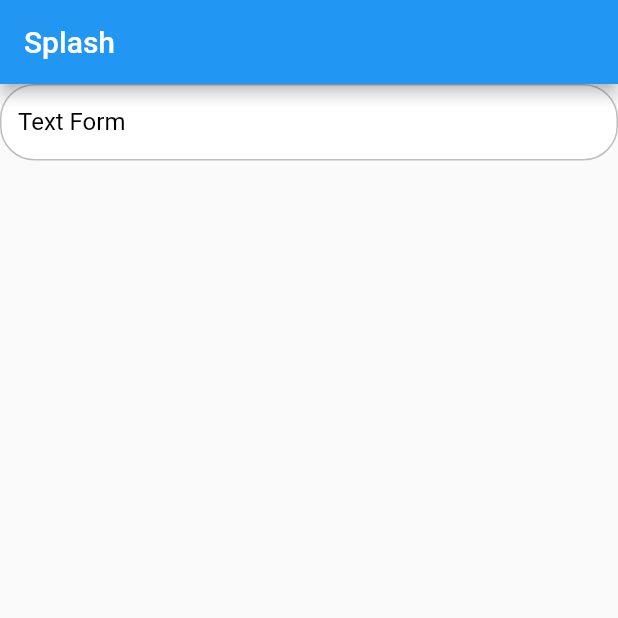
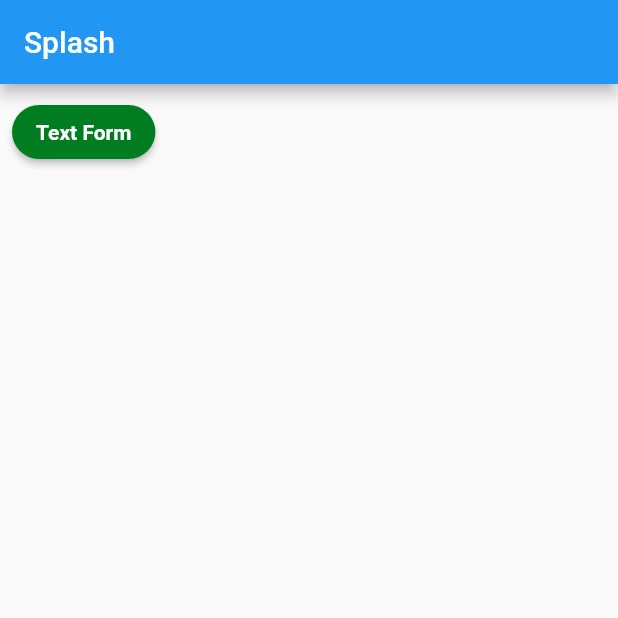
Before and after one commit to arielsardinha/vakinha_burger_flutter, a Flutter app: the screen it shows after launch, on a phone screen of 412 x 824 dp, the top half of it. Run offline on Flutter 3.47's test engine with Material 2 defaults, Android fonts, the phone set to English and light mode, and no system bars; our stand-ins replace get; Roboto replaces fonts that are missing (mplus1).

Commit message:
componente de vkbutton criado

```diff
--- /dev/null
+++ b/lib/app/core/ui/widgets/vakinha_button.dart
@@ -0,0 +1,39 @@
+import 'package:flutter/material.dart';
+
+class VkButton extends StatelessWidget {
+  final VoidCallback onPressed;
+  final String label;
+  final double? whidth;
+  final double? height;
+  final Color? color;
+  const VkButton({
+    Key? key,
+    required this.onPressed,
+    required this.label,
+    this.whidth,
+    this.height,
+    this.color,
+  }) : super(key: key);
+
+  @override
+  Widget build(BuildContext context) {
+    return SizedBox(
+      width: whidth,
+      height: height,
+      child: ElevatedButton(
+        onPressed: onPressed,
+        child: Text(
+          label,
+          style: const TextStyle(
+            fontSize: 14,
+            fontWeight: FontWeight.bold,
+          ),
+        ),
+        style: ElevatedButton.styleFrom(
+          shape: const StadiumBorder(),
+          primary: color,
+        ),
+      ),
+    );
+  }
+}
--- a/lib/app/core/ui/widgets/vakinha_textFormFild.dart
+++ b/lib/app/core/ui/widgets/vakinha_textFormFild.dart
@@ -7,7 +7,7 @@ class VkTextFormField extends StatelessWidget {
   final bool obscureTtext;
   final FormFieldValidator<String>? validator;
   final ValueChanged<String>? onChange;
-  VkTextFormField({
+  const VkTextFormField({
     Key? key,
     required this.label,
     this.obscureTtext = false,
--- a/lib/app/modules/splash/splash_page.dart
+++ b/lib/app/modules/splash/splash_page.dart
@@ -1,4 +1,5 @@
 import 'package:flutter/material.dart';
+import 'package:vakinha_burger_mobile/app/core/ui/widgets/vakinha_button.dart';
 import 'package:vakinha_burger_mobile/app/core/ui/widgets/vakinha_textFormFild.dart';
 
 class SplashPage extends StatelessWidget {
@@ -10,8 +11,12 @@ class SplashPage extends StatelessWidget {
       appBar: AppBar(
         title: const Text('Splash'),
       ),
-      body: VkTextFormField(
-        label: 'Text Form',
+      body: Padding(
+        padding: const EdgeInsets.all(8.0),
+        child: VkButton(
+          label: 'Text Form',
+          onPressed: () {},
+        ),
       ),
     );
   }
```
